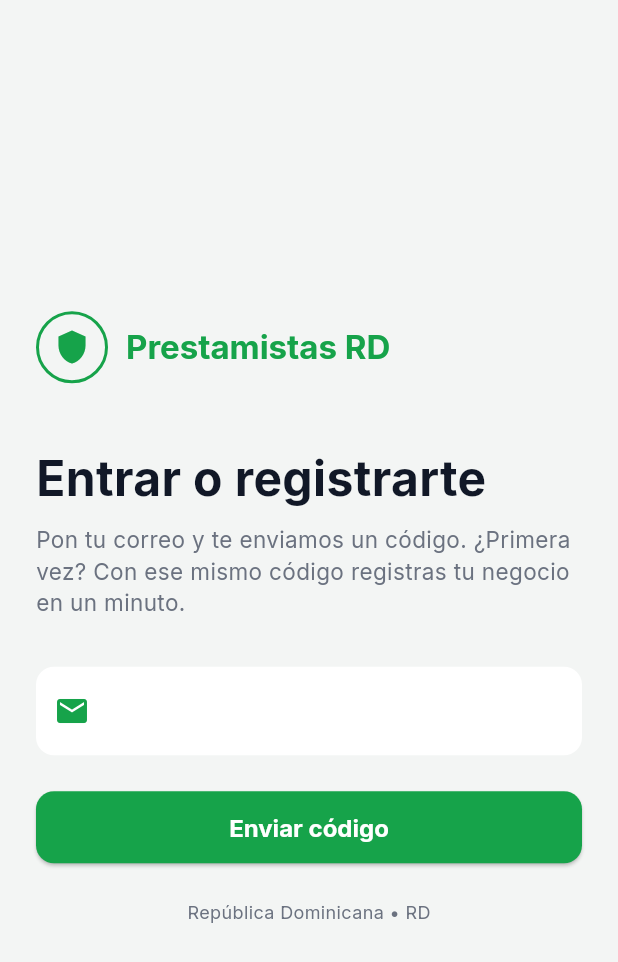
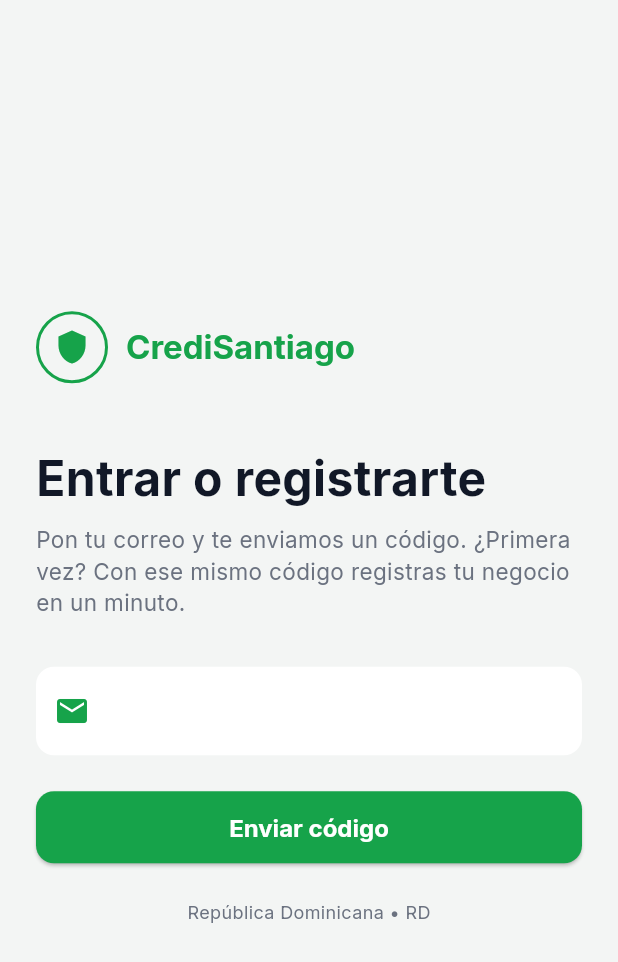
Before and after one commit to Jsantiago28/credisantiago, a Flutter app: the screen it shows after launch, on a phone screen of 412 x 824 dp. Shown: the top 962 px of the screen. Run offline on Flutter 3.47's test engine with Material 3 defaults, Android fonts, the phone set to English and light mode, and no system bars; our stand-ins replace fl_chart, flutter_map, geolocator, google_fonts, image_picker, latlong2 and 5 more; missing offline and left inert: dart:html, dart:js_interop, excel; accounts and stored records are empty.

Commit message:
Nombre nuevo de la app: CrediSantiago
Co-Authored-By: Claude Opus 5.5 <noreply@anthropic.com>

```diff
--- a/lib/logic/planes.dart
+++ b/lib/logic/planes.dart
@@ -156,7 +156,7 @@ String mensajeRecordatorioPlan({
           : dias == 0
               ? 'vence hoy'
               : 'venció hace ${-dias} día${dias == -1 ? '' : 's'}';
-  return 'Hola $nombre, tu plan $plan de Prestamistas RD $cuando. '
+  return 'Hola $nombre, tu plan $plan de CrediSantiago $cuando. '
       'Para renovarlo por 1, 3 o 12 meses escríbeme y te paso la cuenta. ¡Gracias!';
 }
 
--- a/lib/main.dart
+++ b/lib/main.dart
@@ -35,7 +35,7 @@ class PrestamistasRDApp extends StatelessWidget {
 
   Widget _app() {
     return MaterialApp(
-      title: 'Prestamistas RD',
+      title: 'CrediSantiago',
       debugShowCheckedModeBanner: false,
       theme: AppTheme.app(),
       onGenerateRoute: (settings) {
--- a/lib/screens/caja_screen.dart
+++ b/lib/screens/caja_screen.dart
@@ -473,7 +473,7 @@ class _CajaDiaScreenState extends State<CajaDiaScreen> {
     final perfil = await SupabaseService.instance.obtenerMiPerfil();
     await Share.share(resumenCajaTexto(
       _d,
-      negocio: (perfil?['nombre'] as String?) ?? 'Prestamistas RD',
+      negocio: (perfil?['nombre'] as String?) ?? 'CrediSantiago',
       nota: _cierre?['nota'] as String?,
       gastos: _gastos,
       nombresCobradores: _nombres,
--- a/lib/screens/inicio_screen.dart
+++ b/lib/screens/inicio_screen.dart
@@ -192,7 +192,7 @@ class _InicioScreenState extends State<InicioScreen> {
             ),
             const SizedBox(width: 10),
             Expanded(
-              child: Text(widget.modoCobrador ? 'Mi ruta\nde cobro' : 'Prestamistas\nRD',
+              child: Text(widget.modoCobrador ? 'Mi ruta\nde cobro' : 'Credi\nSantiago',
                   style: const TextStyle(fontSize: 20, fontWeight: FontWeight.w800, height: 1.05)),
             ),
             if (widget.onBuscar != null)
--- a/lib/screens/login_screen.dart
+++ b/lib/screens/login_screen.dart
@@ -86,7 +86,7 @@ class _LoginScreenState extends State<LoginScreen> {
                       ),
                       const SizedBox(width: 12),
                       Text(
-                        'Prestamistas RD',
+                        'CrediSantiago',
                         style: Theme.of(context).textTheme.titleLarge?.copyWith(
                             color: AppColors.green,
                             fontWeight: FontWeight.bold),
--- a/lib/screens/mapa_cobros_screen.dart
+++ b/lib/screens/mapa_cobros_screen.dart
@@ -224,7 +224,7 @@ class _MapaCobrosScreenState extends State<MapaCobrosScreen> {
               children: [
                 TileLayer(
                   urlTemplate: 'https://tile.openstreetmap.org/{z}/{x}/{y}.png',
-                  userAgentPackageName: 'com.prestamistasrd.app',
+                  userAgentPackageName: 'com.credisantiago.app',
                 ),
                 if (puntos.length > 1)
                   PolylineLayer(polylines: [
--- a/lib/screens/planes_screen.dart
+++ b/lib/screens/planes_screen.dart
@@ -429,7 +429,7 @@ class CuentaEnRevisionScreen extends StatelessWidget {
                       return ElevatedButton.icon(
                         style: ElevatedButton.styleFrom(backgroundColor: verdeWhatsApp),
                         onPressed: () => abrirWhatsApp(context, soporte,
-                            'Hola, soy ${perfil['nombre']}. Me registré en Prestamistas RD y espero la aprobación de mi cuenta.'),
+                            'Hola, soy ${perfil['nombre']}. Me registré en CrediSantiago y espero la aprobación de mi cuenta.'),
                         icon: const Icon(Icons.chat_rounded),
                         label: const Text('Escribir al administrador'),
                       );
--- a/lib/screens/reportes_screen.dart
+++ b/lib/screens/reportes_screen.dart
@@ -335,7 +335,7 @@ class _ReportesScreenState extends State<ReportesScreen> {
     final fecha = DateTime.now();
     final sufijo = hoja.toLowerCase().replaceAll(' ', '_');
     final nombreArchivo =
-        'prestamistas_rd_${sufijo}_${fecha.year}${fecha.month.toString().padLeft(2, '0')}${fecha.day.toString().padLeft(2, '0')}.xlsx';
+        'credisantiago_${sufijo}_${fecha.year}${fecha.month.toString().padLeft(2, '0')}${fecha.day.toString().padLeft(2, '0')}.xlsx';
     descargarArchivo(nombreArchivo, bytes);
   }
 
```
Also changed, not shown: 3 other files.
